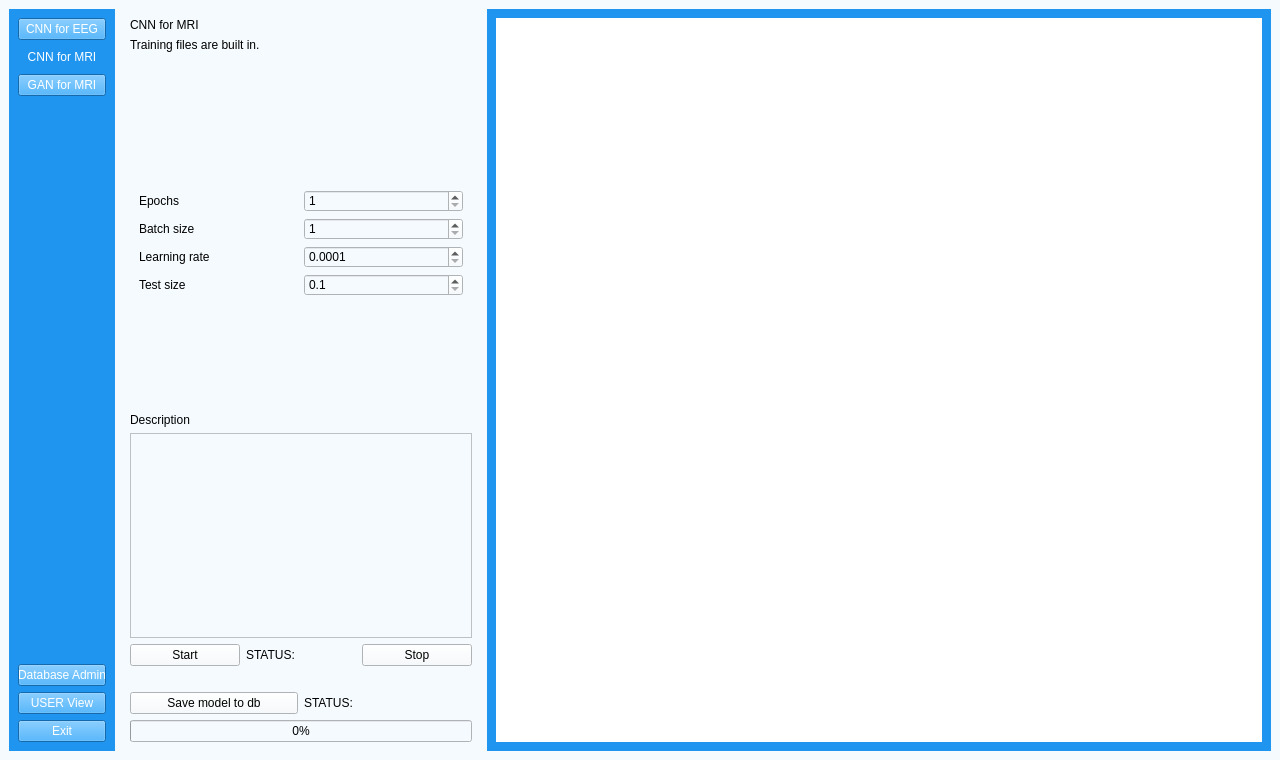
Before: the Qt Designer form UI/aUI_projekt_MRI.ui in matimusial/ADHDPredictorApp, drawn with Qt 5.
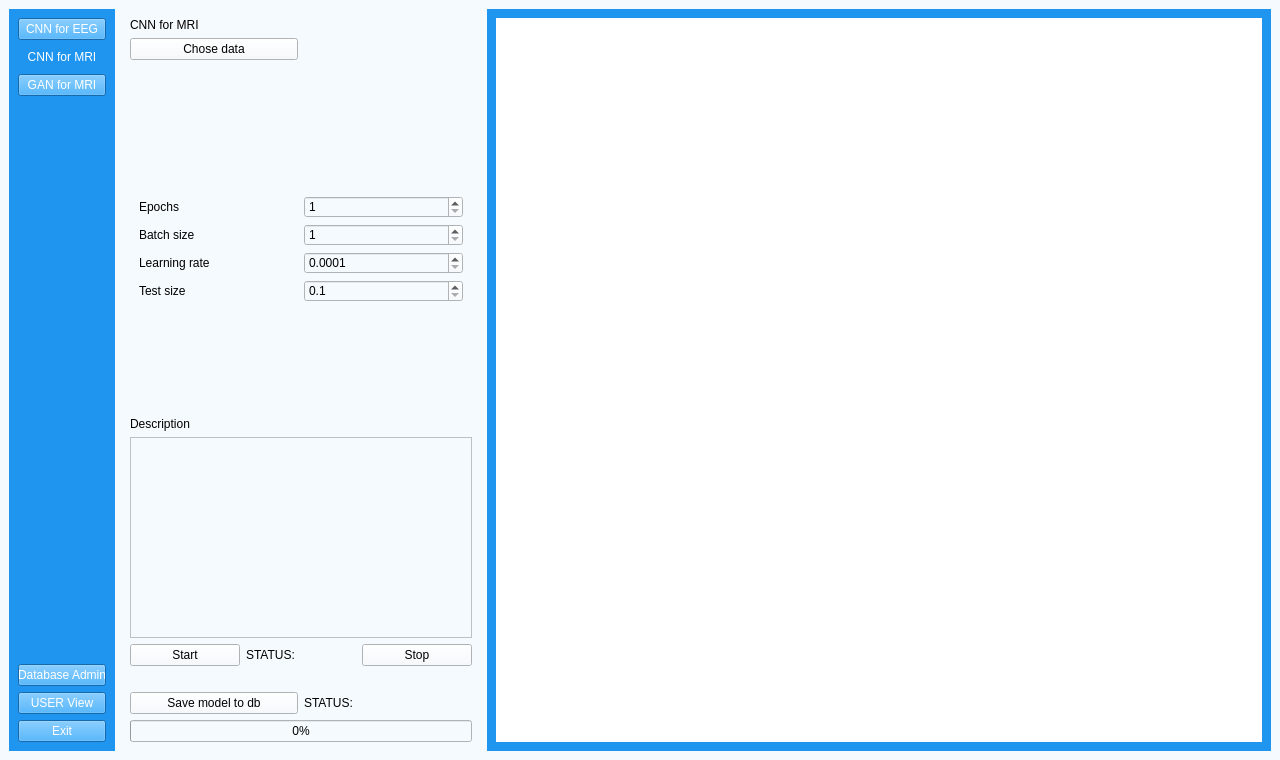
After: the same form once the commit is applied. Icons and pictures are not drawn.

What changed in the file:
```diff
--- a/UI/aUI_projekt_MRI.ui
+++ b/UI/aUI_projekt_MRI.ui
@@ -174,9 +174,9 @@
              <item>
               <layout class="QHBoxLayout" name="horizontalLayout_10">
                <item>
-                <widget class="QLabel" name="label">
+                <widget class="QPushButton" name="pushButton">
                  <property name="text">
-                  <string>Training files are built in.</string>
+                  <string>Chose data</string>
                  </property>
                 </widget>
                </item>
```
